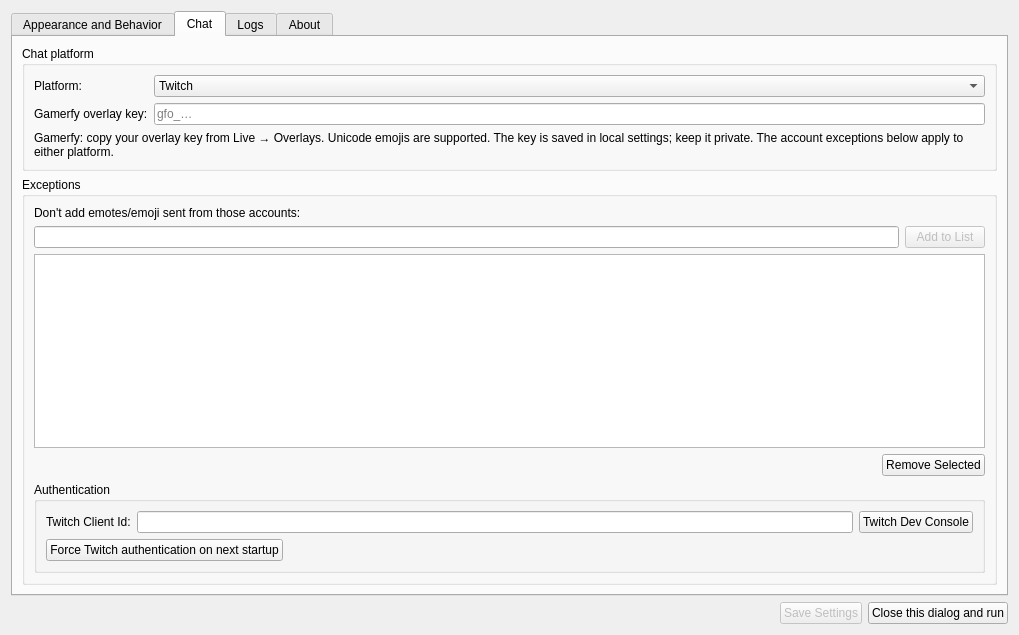
Old version of the form setupwidget.ui in the repository xiluembo/atsumari.
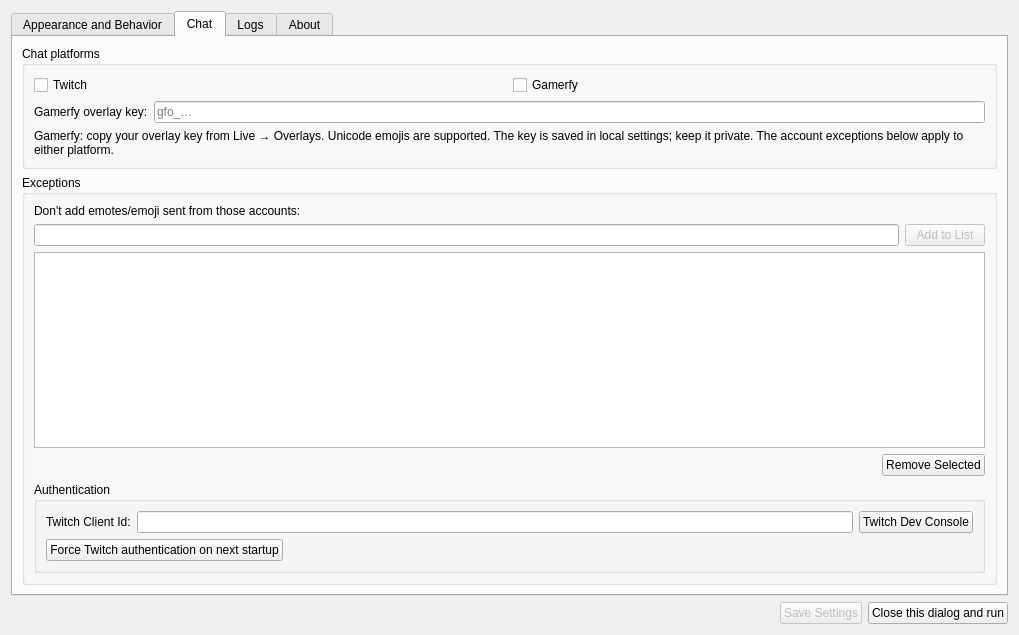
New version of the form. The open tabs and pages were chosen to show the change. Icons and pictures are not drawn.

Commit message:
refactor: select chat platforms with independent checkboxes
Store enabled platform IDs as a list and centralize legacy selection
compatibility. Enable credential fields and connections independently,
including simultaneous Twitch and Gamerfy and no-chat mode. Update docs
and Portuguese translations.

Patch:
```diff
--- a/setupwidget.ui
+++ b/setupwidget.ui
@@ -974,11 +974,29 @@
       </attribute>
       <layout class="QVBoxLayout" name="verticalLayout_3">
        <item>
-        <widget class="QGroupBox" name="grpChatProvider">
-         <property name="title"><string>Chat platform</string></property>
-         <layout class="QFormLayout" name="chatProviderLayout">
-          <item row="0" column="0"><widget class="QLabel" name="lblChatProvider"><property name="text"><string>Platform:</string></property><property name="buddy"><cstring>cboChatProvider</cstring></property></widget></item>
-          <item row="0" column="1"><widget class="QComboBox" name="cboChatProvider"><item><property name="text"><string>Twitch</string></property></item><item><property name="text"><string>Gamerfy</string></property></item><item><property name="text"><string>Twitch + Gamerfy</string></property></item></widget></item>
+        <widget class="QGroupBox" name="grpChatPlatforms">
+         <property name="title">
+          <string>Chat platforms</string>
+         </property>
+         <layout class="QFormLayout" name="chatPlatformsLayout">
+          <item row="0" column="0" colspan="2">
+           <layout class="QHBoxLayout" name="chatPlatformsCheckboxLayout">
+            <item>
+             <widget class="QCheckBox" name="chkTwitchEnabled">
+              <property name="text">
+               <string>Twitch</string>
+              </property>
+             </widget>
+            </item>
+            <item>
+             <widget class="QCheckBox" name="chkGamerfyEnabled">
+              <property name="text">
+               <string>Gamerfy</string>
+              </property>
+             </widget>
+            </item>
+           </layout>
+          </item>
           <item row="1" column="0"><widget class="QLabel" name="lblGamerfyKey"><property name="text"><string>Gamerfy overlay key:</string></property><property name="buddy"><cstring>edtGamerfyKey</cstring></property></widget></item>
           <item row="1" column="1"><widget class="QLineEdit" name="edtGamerfyKey"><property name="echoMode"><enum>QLineEdit::Password</enum></property><property name="placeholderText"><string>gfo_…</string></property></widget></item>
           <item row="2" column="0" colspan="2"><widget class="QLabel" name="lblGamerfyHelp"><property name="wordWrap"><bool>true</bool></property><property name="text"><string>Gamerfy: copy your overlay key from Live → Overlays. Unicode emojis are supported. The key is saved in local settings; keep it private. The account exceptions below apply to either platform.</string></property></widget></item>
```
The commit also changes 7 other files.
